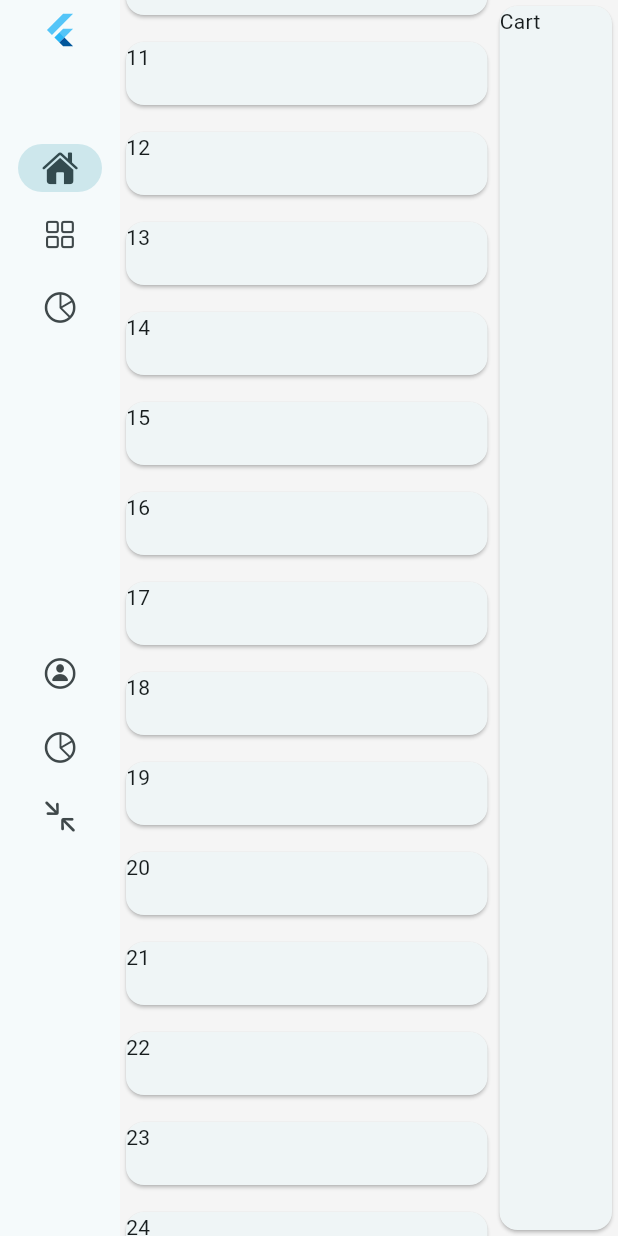
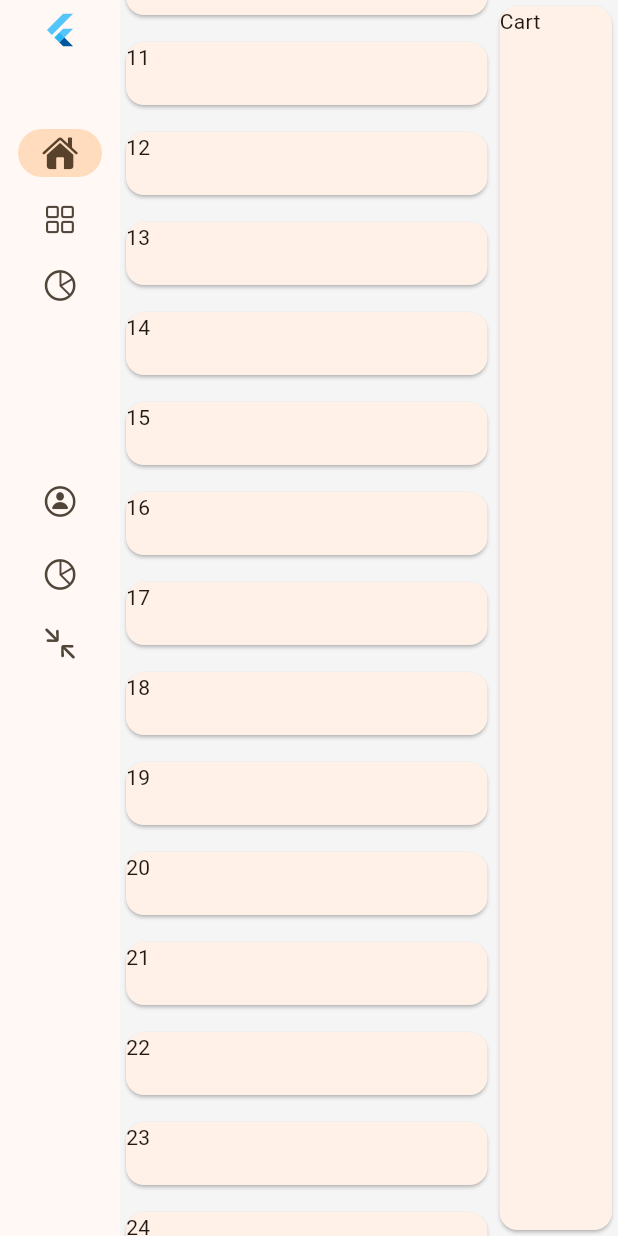
Before and after one commit to Richmond-Nunoo/restaurant-ui, a Flutter app: the screen it shows after launch, scrolled down 576 dp, after a tap on "Home", on a phone screen of 412 x 824 dp. Run offline on Flutter 3.47's test engine with Material 2 defaults, Android fonts, the phone set to English and light mode, and no system bars; missing offline and left inert: window_manager; statements that could not run were skipped.

Commit message:
basic ui done

```diff
--- a/lib/main.dart
+++ b/lib/main.dart
@@ -1,6 +1,11 @@
 import 'package:flutter/material.dart';
 import 'package:pharmacy_pos/views/home_page.dart';
 import 'package:window_manager/window_manager.dart';
+
+enum AppTheme {
+  light,
+  dark,
+}
 
 void main() async {
   WidgetsFlutterBinding.ensureInitialized();
@@ -15,7 +20,7 @@ void main() async {
       titleBarStyle: TitleBarStyle.normal,
       alwaysOnTop: true,
       windowButtonVisibility: true,
-      title: "Receipt App");
+      title: "Restaurant UI");
   windowManager.waitUntilReadyToShow(windowOptions, () async {
     await windowManager.show();
     await windowManager.focus();
@@ -31,6 +36,15 @@ class MyApp extends StatefulWidget {
 }
 
 class _MyAppState extends State<MyApp> {
+  AppTheme _currentTheme = AppTheme.light;
+
+  void _toggleTheme() {
+    setState(() {
+      _currentTheme =
+          _currentTheme == AppTheme.light ? AppTheme.dark : AppTheme.light;
+    });
+  }
+
   @override
   Widget build(BuildContext context) {
     return MaterialApp(
@@ -38,9 +52,11 @@ class _MyAppState extends State<MyApp> {
       themeMode: ThemeMode.system,
       darkTheme: ThemeData.dark(),
       theme: ThemeData(
+        cardColor: Colors.white,
         scaffoldBackgroundColor: Colors.grey.shade100,
         colorScheme: ColorScheme.fromSeed(
-          seedColor: Colors.white,
+          primaryContainer: Colors.white,
+          seedColor: Colors.orange,
         ),
         useMaterial3: true,
       ),
--- a/lib/views/dashboard.dart
+++ b/lib/views/dashboard.dart
@@ -34,6 +34,7 @@ class DashBoard extends StatelessWidget {
               height: double.maxFinite,
               width: double.maxFinite,
               child: Card(
+
                 child: Text("Cart"),
               ),
             ),
--- a/lib/views/home_page.dart
+++ b/lib/views/home_page.dart
@@ -15,10 +15,22 @@ class HomeScreen extends StatefulWidget {
 }
 
 class _HomeScreenState extends State<HomeScreen> with WindowListener {
+  late bool isPreventClose;
   @override
   void initState() {
     super.initState();
     windowManager.addListener(this);
+    preventValue();
+    _init();
+  }
+
+  void preventValue() async {
+    isPreventClose = await windowManager.isPreventClose();
+  }
+
+  void _init() async {
+    await windowManager.setPreventClose(true);
+    setState(() {});
   }
 
   @override
@@ -33,58 +45,33 @@ class _HomeScreenState extends State<HomeScreen> with WindowListener {
   }
 
   @override
-  void onWindowClose() {
-    // do something
+  void onWindowClose() async {
+    final currentContext = context; // Store the context reference
+    if (isPreventClose) {
+      showDialog(
+        context: currentContext,
+        builder: (_) {
+          return AlertDialog(
+            title: const Text('Are you sure you want to close this window?'),
+            actions: [
+              TextButton(
+                child: const Text('No'),
+                onPressed: () {
+                  Navigator.of(context).pop();
+                },
+              ),
+              TextButton(
+                child: const Text('Yes'),
+                onPressed: () async {
+                  Navigator.of(context).pop();
+                  await windowManager.destroy();
+                },
+              ),
+            ],
+          );
+        },
+      );
     }
-
-  @override
-  void onWindowFocus() {
-    // do something
-  }
-
-  @override
-  void onWindowBlur() {
-    // do something
-  }
-
-  @override
-  void onWindowMaximize() {
-    // do something
-  }
-
-  @override
-  void onWindowUnmaximize() {
-    // do something
-  }
-
-  @override
-  void onWindowMinimize() {
-    // do something
-  }
-
-  @override
-  void onWindowRestore() {
-    // do something
-  }
-
-  @override
-  void onWindowResize() {
-    // do something
-  }
-
-  @override
-  void onWindowMove() {
-    // do something
-  }
-
-  @override
-  void onWindowEnterFullScreen() {
-    // do something
-  }
-
-  @override
-  void onWindowLeaveFullScreen() {
-    // do something
   }
 
   List<Widget> views = const [
@@ -99,6 +86,7 @@ class _HomeScreenState extends State<HomeScreen> with WindowListener {
   int selectedIndex = 0;
   bool isExpanded = false;
 
+  bool themevalue = false;
   @override
   Widget build(BuildContext context) {
     return Scaffold(
@@ -188,7 +176,9 @@ class _HomeScreenState extends State<HomeScreen> with WindowListener {
                 NavigationRail(
                   minExtendedWidth: 230,
                   elevation: 10,
-                  trailing: IconButton(
+                  trailing: Column(
+                    children: [
+                      IconButton(
                         icon: const Icon(
                           CupertinoIcons.arrow_down_right_arrow_up_left,
                         ),
@@ -198,8 +188,14 @@ class _HomeScreenState extends State<HomeScreen> with WindowListener {
                           });
                         },
                       ),
+                    ],
+                  ),
                   extended: isExpanded,
-                  leading: const FlutterLogo(),
+                  leading: const Column(
+                    children: [
+                      FlutterLogo(),
+                    ],
+                  ),
                   onDestinationSelected: (value) {
                     setState(() {
                       selectedIndex = value;
@@ -214,7 +210,7 @@ class _HomeScreenState extends State<HomeScreen> with WindowListener {
                         CupertinoIcons.house_fill,
                       ),
                       label: Text("Home"),
-                      padding: EdgeInsets.only(top: 50, bottom: 0),
+                      padding: EdgeInsets.only(top: 40, bottom: 0),
                     ),
                     NavigationRailDestination(
                       icon: Icon(
@@ -233,13 +229,13 @@ class _HomeScreenState extends State<HomeScreen> with WindowListener {
                         CupertinoIcons.chart_pie_fill,
                       ),
                       label: Text("Reports"),
-                      padding: EdgeInsets.only(top: 5, bottom: 200),
+                      padding: EdgeInsets.only(top: 0, bottom: 100),
                     ),
                     NavigationRailDestination(
                       icon: Icon(CupertinoIcons.person_circle),
                       selectedIcon: Icon(CupertinoIcons.person_circle_fill),
                       label: Text("Profile Screen"),
-                        padding: EdgeInsets.only(top: 0, bottom: 0)),
+                    ),
                     NavigationRailDestination(
                         icon: Icon(
                           CupertinoIcons.chart_pie,
--- /dev/null
+++ b/lib/views/theme_enum.dart
@@ -0,0 +1,4 @@
+// enum AppTheme {
+//   light,
+//   dark,
+// }
--- a/pubspec.yaml
+++ b/pubspec.yaml
@@ -38,6 +38,7 @@ dependencies:
   side_navigation: ^1.0.4
   window_manager: ^0.3.5
   shared_preferences: ^2.2.0
+  fluent_ui: ^4.7.2
 
 dev_dependencies:
   flutter_test:
```
Also changed, not shown: lib/views/dialog.dart (added, +10 -0 lines), pubspec.lock. Lines whose indentation alone changed are shown as unchanged.
